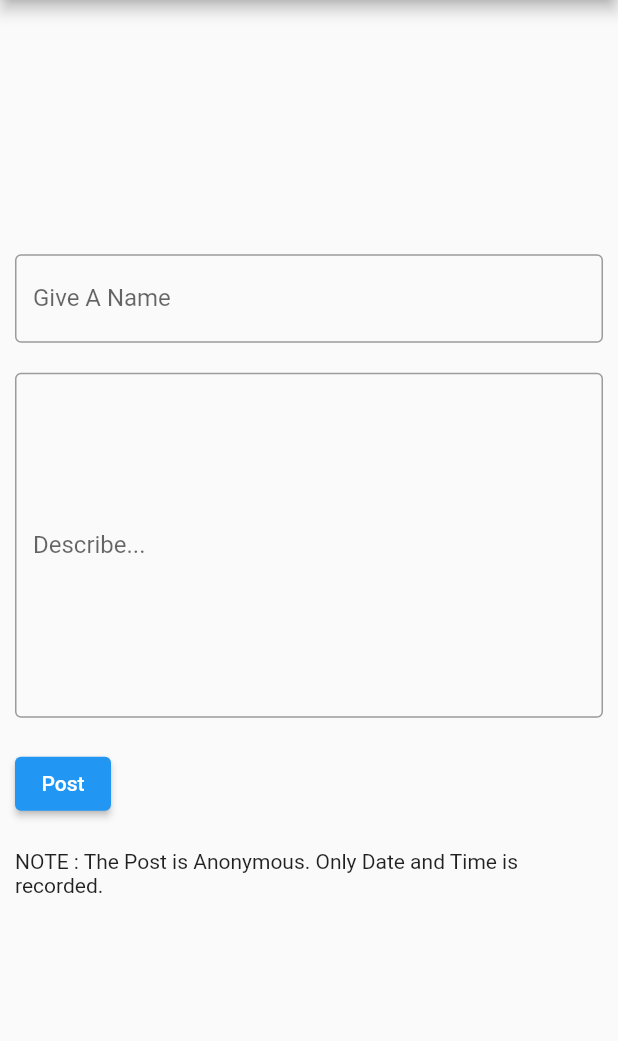
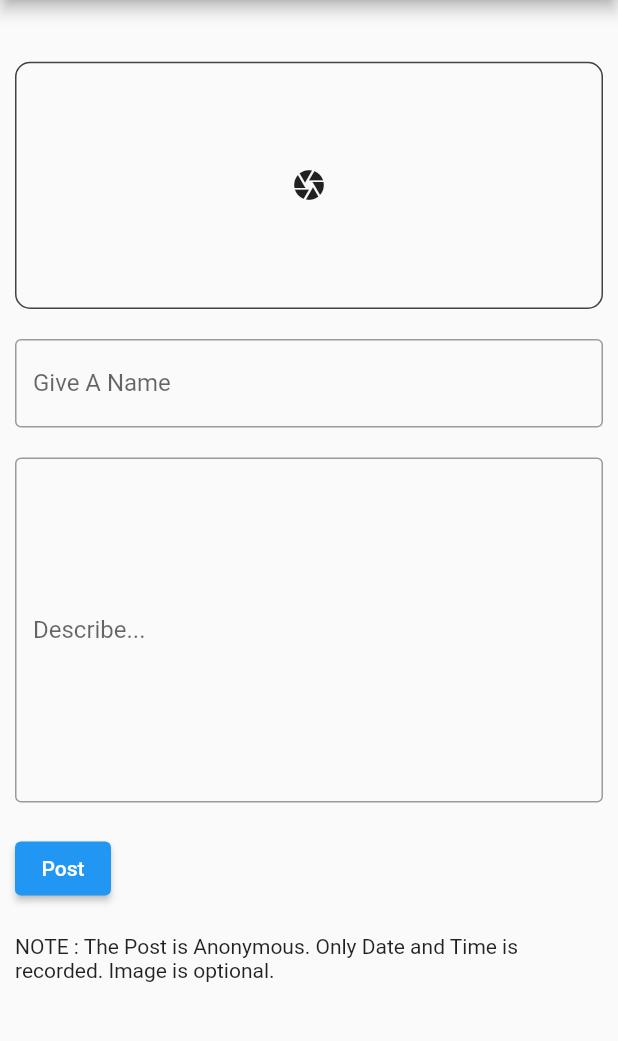
Before and after one commit to R0Y4L23/Mind, a Flutter app: the PostDataFromMind screen opened directly, on a phone screen of 412 x 824 dp, the part 84-1125 px from its top. Run offline on Flutter 3.47's test engine with Material 2 defaults, Android fonts, the phone set to English and light mode, and no system bars; our stand-ins replace cloud_firestore, firebase_auth, firebase_core, firebase_storage, fluttertoast, image_picker and 1 more; accounts and stored records are empty.

Commit message:
Added Image Selector

```diff
--- a/lib/Screens/authScreen.dart
+++ b/lib/Screens/authScreen.dart
@@ -4,7 +4,6 @@ import "package:flutter/material.dart";
 import 'package:firebase_auth/firebase_auth.dart';
 import 'package:fluttertoast/fluttertoast.dart';
 import "package:shared_preferences/shared_preferences.dart";
-import 'dart:convert';
 import "./authRegisterScreen.dart";
 import "./home.dart";
 
--- a/lib/Screens/post.dart
+++ b/lib/Screens/post.dart
@@ -1,7 +1,10 @@
-// ignore_for_file: prefer_const_constructors_in_immutables, file_names, prefer_const_constructors, prefer_const_literals_to_create_immutables, avoid_print, sized_box_for_whitespace
+// ignore_for_file: prefer_const_constructors_in_immutables, file_names, prefer_const_constructors, prefer_const_literals_to_create_immutables, avoid_print, sized_box_for_whitespace, deprecated_member_use, prefer_typing_uninitialized_variables, unused_catch_clause, nullable_type_in_catch_clause
+import 'dart:io';
 import "package:flutter/material.dart";
 import 'package:fluttertoast/fluttertoast.dart';
 import 'package:cloud_firestore/cloud_firestore.dart';
+import 'package:firebase_storage/firebase_storage.dart' as firebase_storage;
+import 'package:image_picker/image_picker.dart';
 import "./home.dart";
 
 class PostDataFromMind extends StatefulWidget {
@@ -14,17 +17,50 @@ class PostDataFromMind extends StatefulWidget {
 class _PostDataFromMindState extends State<PostDataFromMind> {
   String topic = "";
   String description = "";
+  String downloadUrl = "";
+  var image;
 
   CollectionReference posts = FirebaseFirestore.instance.collection('posts');
 
+  final ImagePicker _picker = ImagePicker();
+
+  Future<void> uploadFile(String filePath) async {
+    File file = File(filePath);
+    try {
+      await firebase_storage.FirebaseStorage.instance
+          .ref('images/${file.path}')
+          .putFile(file);
+
+      final ref = await firebase_storage.FirebaseStorage.instance
+          .ref('images/${file.path}')
+          .getDownloadURL();
+
+      setState(() {
+        downloadUrl = ref.toString();
+        print(downloadUrl);
+      });
+    } catch (e) {
+      print(e.toString());
+      Fluttertoast.showToast(msg: "Image Upload Failed");
+    }
+  }
+
   firebasePost() async {
     Fluttertoast.showToast(msg: "Posting...");
+
+    if (image != null) {
+      await uploadFile(image);
+    } else {
+      Fluttertoast.showToast(msg: "You are Uploading post without any Image");
+    }
+
     try {
       await posts.add({
         'topic': topic,
         'description': description,
         'date': DateTime.now(),
         'likedBy': [],
+        'image': downloadUrl,
       });
       Fluttertoast.showToast(msg: "Post Successful");
       Navigator.pushReplacement(
@@ -43,6 +79,8 @@ class _PostDataFromMindState extends State<PostDataFromMind> {
 
   @override
   Widget build(BuildContext context) {
+    double deviceHeight = MediaQuery.of(context).size.height;
+
     return Scaffold(
         appBar: AppBar(
           leading: IconButton(
@@ -56,11 +94,40 @@ class _PostDataFromMindState extends State<PostDataFromMind> {
           ),
           backgroundColor: Colors.grey.shade800,
         ),
-      body: Center(
+        body: SingleChildScrollView(
           child: Column(
             mainAxisAlignment: MainAxisAlignment.center,
             crossAxisAlignment: CrossAxisAlignment.start,
             children: <Widget>[
+              Container(
+                padding: EdgeInsets.all(10),
+                height: deviceHeight * 0.2,
+                margin: EdgeInsets.only(
+                    top: deviceHeight * 0.05, left: 10, right: 10, bottom: 10),
+                decoration: BoxDecoration(
+                  border: Border.all(
+                    color: Colors.grey.shade800,
+                    width: 1,
+                  ),
+                  borderRadius: BorderRadius.circular(10),
+                ),
+                child: Center(
+                  child: image != null
+                      ? Image.file(File(image), fit: BoxFit.cover)
+                      : IconButton(
+                          icon: Icon(Icons.camera),
+                          onPressed: () {
+                            _picker
+                                .getImage(source: ImageSource.gallery)
+                                .then((file) {
+                              setState(() {
+                                image = file!.path;
+                              });
+                            });
+                          },
+                        ),
+                ),
+              ),
               Padding(
                 padding: EdgeInsets.all(10),
                 child: TextField(
@@ -115,11 +182,10 @@ class _PostDataFromMindState extends State<PostDataFromMind> {
               Padding(
                 padding: EdgeInsets.all(10),
                 child: Text(
-                  "NOTE : The Post is Anonymous. Only Date and Time is recorded."),
+                    "NOTE : The Post is Anonymous. Only Date and Time is recorded. Image is optional."),
               ),
             ],
           ),
-      ),
-    );
+        ));
   }
 }
--- a/lib/main.dart
+++ b/lib/main.dart
@@ -2,6 +2,7 @@
 
 import 'package:flutter/material.dart';
 import 'package:firebase_core/firebase_core.dart';
+
 import 'firebase_options.dart';
 import "./Screens/splash.dart";
 
--- a/pubspec.yaml
+++ b/pubspec.yaml
@@ -38,6 +38,8 @@ dependencies:
   firebase_auth: ^3.3.5
   cloud_firestore: ^3.1.6
   shared_preferences: ^2.0.12
+  image_picker: ^0.8.4+9
+  firebase_storage: ^10.2.7
 
 dev_dependencies:
   flutter_test:
```
Also changed, not shown: lib/Screens/home.dart (+23 -1 lines), pubspec.lock. Lines whose indentation alone changed are shown as unchanged.
